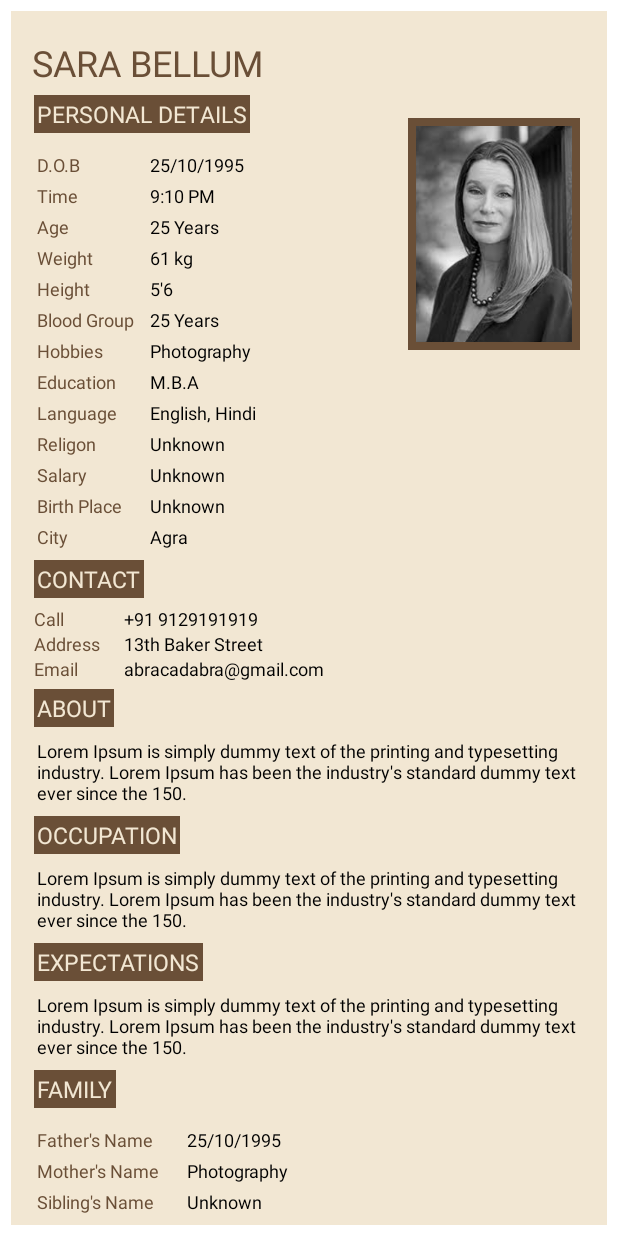
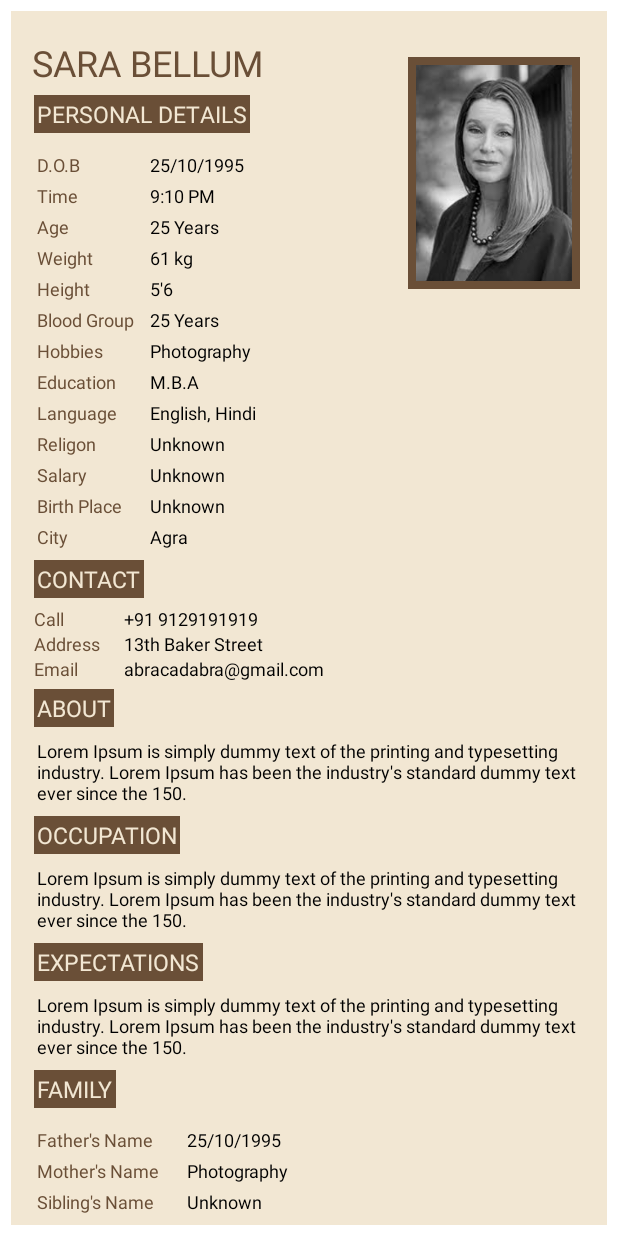
Before and after one commit to Ananya-Misra/Aplplication, an Android app: the layout groom_biodata.xml on its own in the app's theme, with its tools: preview values and no code run, on a phone screen of 412 x 824 dp. Run offline under Robolectric (Android 15) with nearby library versions, the phone set to English and light mode, and no system bars.

Commit message:
layout modification

```diff
--- a/app/src/main/res/layout/groom_biodata.xml
+++ b/app/src/main/res/layout/groom_biodata.xml
@@ -13,10 +13,11 @@
 
         <TextView
             android:id="@+id/tvFullName"
-            android:layout_width="wrap_content"
+            android:layout_width="match_parent"
             android:layout_height="wrap_content"
             android:layout_marginLeft="4dp"
             android:layout_marginTop="8dp"
+            android:layout_toLeftOf="@+id/imgProfile"
             android:fontFamily="@fonts/hortonregular"
             android:text="@string/sara_bellum"
             android:textAllCaps="true"
@@ -226,7 +227,6 @@
             android:layout_marginTop="18dp"
             android:layout_marginEnd="5dp"
             android:contentDescription="@string/sara_bellum"
-            android:layout_below="@id/tvFullName"
             android:padding="5dp"
             android:src="@drawable/profileholder"
             app:strokeColor="@color/dark_brown"
```
